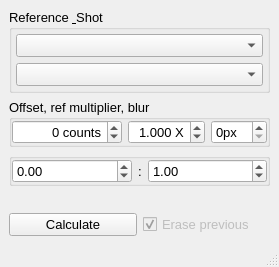
Qt form plugins/Reflectivity/Reflectivity.ui (NeutrinoToolkit/Neutrino) before a commit.
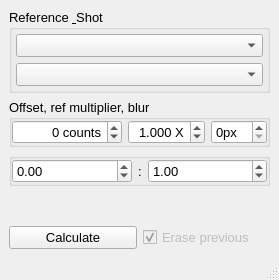
The same form after that commit.

The edit to the form file:
```diff
--- a/plugins/Reflectivity/Reflectivity.ui
+++ b/plugins/Reflectivity/Reflectivity.ui
@@ -7,7 +7,7 @@
     <x>0</x>
     <y>0</y>
     <width>279</width>
-    <height>267</height>
+    <height>280</height>
    </rect>
   </property>
   <property name="font">
```
Left out of the diff: 4 changed lines with no effect on the pictures.
